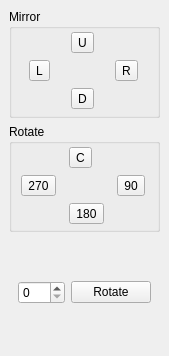
Old version of the form src/mirrordock.ui in the repository iPenguin/CrochetCharts.
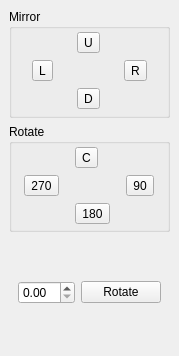
New version of the form. Icons and pictures are not drawn.

Diff of the .ui file:
```diff
--- a/src/mirrordock.ui
+++ b/src/mirrordock.ui
@@ -6,7 +6,7 @@
    <rect>
     <x>0</x>
     <y>0</y>
-    <width>147</width>
+    <width>151</width>
     <height>356</height>
    </rect>
   </property>
@@ -214,16 +214,6 @@
     <item>
      <widget class="QWidget" name="rotateCustomWidgets" native="true">
       <layout class="QGridLayout" name="gridLayout_2">
-       <item row="0" column="0">
-        <widget class="QSpinBox" name="degrees">
-         <property name="suffix">
-          <string/>
-         </property>
-         <property name="maximum">
-          <number>359</number>
-         </property>
-        </widget>
-       </item>
        <item row="0" column="1">
         <widget class="QPushButton" name="rotateBttn">
          <property name="text">
@@ -231,6 +221,9 @@
          </property>
         </widget>
        </item>
+       <item row="0" column="0">
+        <widget class="QDoubleSpinBox" name="degrees"/>
+       </item>
       </layout>
      </widget>
     </item>
```
